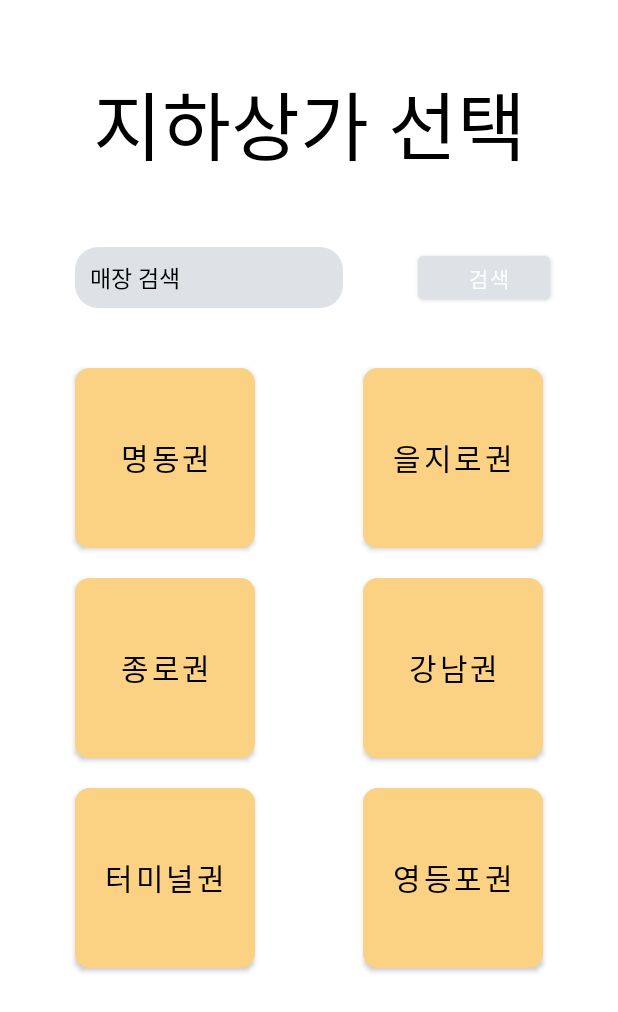
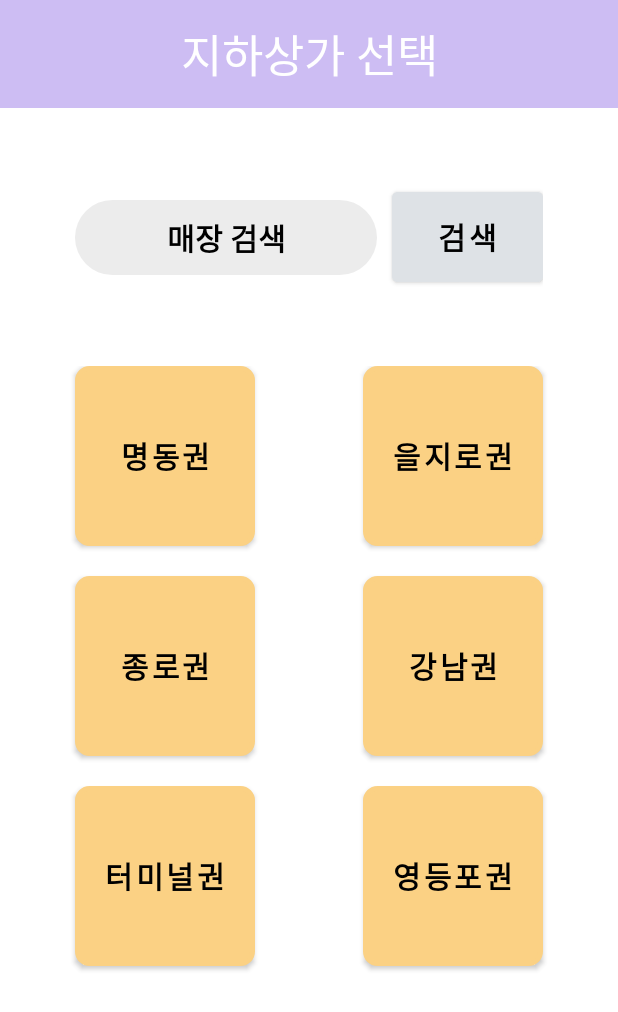
Before and after one commit to y78462/UntactShop, an Android app: the Choice_shop screen opened directly, with no data from a screen before it, on a phone screen of 412 x 824 dp. Shown: the top 1012 px of the screen. Run offline under Robolectric (Android 15) with nearby library versions, the phone set to English and light mode, and no system bars.

Commit message:
main home & login home

```diff
--- a/app/src/main/res/layout/activity_choice_shop.xml
+++ b/app/src/main/res/layout/activity_choice_shop.xml
@@ -16,46 +16,48 @@
             android:layout_width="match_parent"
             android:layout_height="0dp"
             android:gravity="center"
-            android:layout_weight="0.2"
+            android:layout_weight="0.1"
             android:text="지하상가 선택"
-            android:textColor="@color/black"
             android:fontFamily="@font/title"
-            android:textSize="50dp"
+            android:textSize="30dp"
+            android:textColor="@color/white"
+            android:background="#CDBDF3" />
 
-            />
         <LinearLayout
             android:layout_width="match_parent"
             android:layout_height="0dp"
             android:orientation="horizontal"
-            android:layout_weight="0.05"
-            android:weightSum="5">
-
+            android:layout_weight="0.1"
+            android:layout_margin="50dp">
 
             <EditText
                 android:id="@+id/shop_search_text"
                 android:layout_width="0dp"
-                android:layout_height="match_parent"
+                android:layout_height="50dp"
                 android:hint="매장 검색"
                 android:textColorHint="@color/black"
-                android:textSize="15dp"
+                android:textSize="20dp"
                 android:inputType="text"
                 android:selectAllOnFocus="true"
-                android:paddingLeft="10dp"
-                android:layout_marginStart="50dp"
-                android:layout_marginEnd="50dp"
+                android:layout_marginEnd="10dp"
                 android:fontFamily="@font/font"
+                android:textStyle="bold"
                 android:layout_weight="4"
-                android:background="@drawable/shop_search"
-                />
+                android:gravity="center"
+                android:background="@drawable/round_corner" />
 
             <Button
                 android:id="@+id/shop_search_btn"
-                android:layout_width="wrap_content"
-                android:layout_height="wrap_content"
-                android:paddingRight="10dp"
+                android:layout_width="0dp"
+                android:layout_height="match_parent"
+                android:layout_weight="2"
                 android:onClick="search_btn"
                 android:backgroundTint="#dee2e6"
-                android:text="검색"></Button>
+                android:text="검색"
+                android:textStyle="bold"
+                android:textColor="@color/black"
+                android:textSize="20dp"></Button>
+
         </LinearLayout>
 
         <RelativeLayout
@@ -68,11 +70,11 @@
                 android:layout_width="120dp"
                 android:layout_height="120dp"
                 android:layout_marginLeft="50dp"
-                android:layout_marginTop="40dp"
                 android:background="@drawable/choice_station"
                 android:textColor="@color/black"
                 android:textSize="20dp"
                 android:fontFamily="@font/font"
+                android:textStyle="bold"
                 android:text="명동권" />
 
             <Button
@@ -85,6 +87,7 @@
                 android:background="@drawable/choice_station"
                 android:textColor="@color/black"
                 android:textSize="20dp"
+                android:textStyle="bold"
                 android:fontFamily="@font/font"
                 android:text="을지로권" />
 
@@ -98,6 +101,7 @@
                 android:background="@drawable/choice_station"
                 android:textColor="@color/black"
                 android:textSize="20dp"
+                android:textStyle="bold"
                 android:fontFamily="@font/font"
                 android:text="종로권" />
             <Button
@@ -110,6 +114,7 @@
                 android:background="@drawable/choice_station"
                 android:textColor="@color/black"
                 android:textSize="20dp"
+                android:textStyle="bold"
                 android:fontFamily="@font/font"
                 android:text="강남권" />
             <Button
@@ -122,6 +127,7 @@
                 android:background="@drawable/choice_station"
                 android:textColor="@color/black"
                 android:textSize="20dp"
+                android:textStyle="bold"
                 android:fontFamily="@font/font"
                 android:text="터미널권" />
             <Button
@@ -134,6 +140,7 @@
                 android:background="@drawable/choice_station"
                 android:textColor="@color/black"
                 android:textSize="20dp"
+                android:textStyle="bold"
                 android:fontFamily="@font/font"
                 android:text="영등포권" />
 
```
